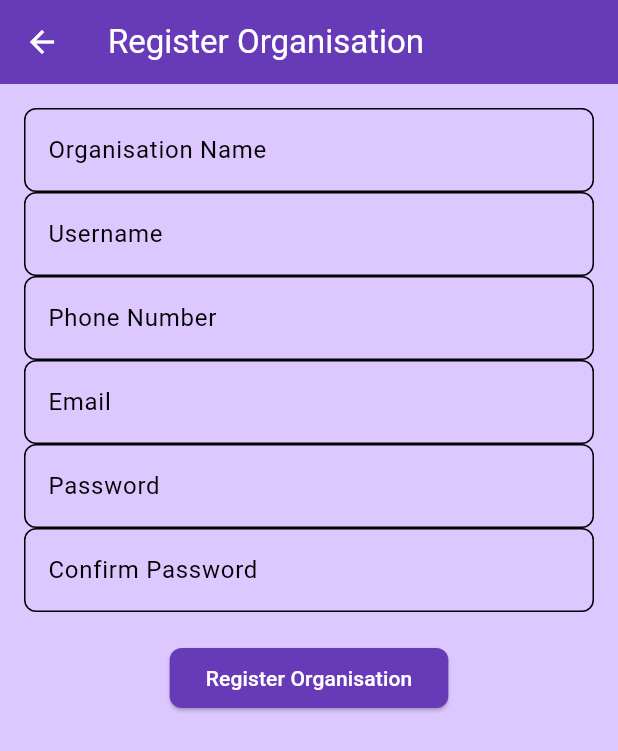
After one commit to Uni-Pulse/uni_pulse, a Flutter app: the screen it shows after launch, after a tap on "Register Organisation", on a phone screen of 412 x 824 dp. The commit adds this screen. Shown: the top 751 px of the screen. Run offline on Flutter 3.47's test engine with Material 3 defaults, Android fonts, the phone set to English and light mode, and no system bars; our stand-ins replace cloud_firestore, firebase_auth, firebase_core, flutter_riverpod, image_picker; accounts and stored records are empty.

Commit message:
organisation seperated

```diff
--- a/lib/Models/acconts.dart
+++ b/lib/Models/acconts.dart
@@ -23,7 +23,7 @@ class AccountData {
   final String lastName;
   final int phoneNum;
   final String userName;
-  final DateTime dob; // Added dob field
+  final DateTime? dob; // Added dob field
 
   AccountData({
     required this.email,
--- a/lib/Providers/events_provider.dart
+++ b/lib/Providers/events_provider.dart
@@ -210,7 +210,7 @@ class AccountNotifier extends StateNotifier<List<AccountData>> {
       final data = userDoc.data()!;
       final loggedInUser = AccountData(
         email: data['email'] as String,
-        userName: data['userName'] as String,
+        userName: data['username'] as String,
         isOrganisation: data['isOrganisation'] as bool? ?? false,
         firstName: data['firstName'] as String,
         lastName: data['lastName'] as String,
@@ -221,9 +221,26 @@ class AccountNotifier extends StateNotifier<List<AccountData>> {
       currentUser = loggedInUser;
       return loggedInUser; // Return the logged-in user's details
     } else {
-      debugPrint('No user details documents found in Firsetore for UID: $uid');
+    // Try organisations collection
+    final orgDoc = await firestore.collection('organisations').doc(uid).get();
+    if (orgDoc.exists && orgDoc.data() != null) {
+      final data = orgDoc.data()!;
+      final loggedInOrg = AccountData(
+        email: data['email'] as String,
+        userName: data['username'] as String,
+        isOrganisation: true,
+        firstName: data['orgName'] as String,
+        lastName: '',
+        phoneNum: data['phoneNumber'] as int,
+        dob: null,
+      );
+      currentUser = loggedInOrg;
+      return loggedInOrg;}
+      else {
+      debugPrint('No user or organisation details found in Firestore for UID: $uid');
       return null;
     }
+}
   } on FirebaseAuthException catch (e) {
     if (e.code == 'user-not-found') {
       debugPrint('No user found for that email.');
@@ -286,7 +303,7 @@ class AccountNotifier extends StateNotifier<List<AccountData>> {
         'dob': dob.toIso8601String(),
         'isOrganisation': isOrganisation,
         'uid': uid,
-        'userName': userName,
+        'username': userName,
          // Store date as a string in ISO format
       });
 
@@ -312,6 +329,7 @@ class AccountNotifier extends StateNotifier<List<AccountData>> {
     }
   }
 
+
     // Fetch all user accounts from Firestore
   Future<void> fetchUsers() async {
     try {
@@ -320,20 +338,82 @@ class AccountNotifier extends StateNotifier<List<AccountData>> {
         final data = doc.data();
         debugPrint('Fetched user: $data');
         return AccountData(
-          userName: data['userName'] as String,
-          email: data['email'] as String,
+          userName: data['username'] as String? ?? '', // Assuming username is stored in Firestore
+          email: data['email'] as String? ?? '',
           // password: data['password'] as String,
           isOrganisation: data['isOrganisation'] as bool? ?? false,
-          firstName: data['firstName'] as String,
-          lastName: data['lastName'] as String,
-          phoneNum: data['phoneNum'] as int,
-          dob: DateTime.parse(data['dob'] as String), // Assuming dob is stored as a string in ISO format
-        );
+          firstName: data['firstName'] as String? ?? '',
+          lastName: data['lastName'] as String? ?? '',
+          phoneNum: data['phoneNum'] as int? ?? 0,
+          dob: data['dob'] != null ? DateTime.tryParse(data['dob']) : null,);
       }).toList();
 
       state = users;
     } catch (e) {
       debugPrint('Error fetching users: $e');
+    }
+  }
+
+  Future<String?> registerOrganisation({
+  required String orgName,
+  required String email,
+  required String password,
+  required String phoneNumber,
+  required String userName,
+}) async {
+  try {
+    // Create a new user in Firebase Authentication
+    final UserCredential userCredential = await auth.createUserWithEmailAndPassword(
+      email: email,
+      password: password,
+    );
+
+    // Save the organisation data to Firestore
+    await firestore.collection('organisations').doc(userCredential.user!.uid).set({
+      'orgName': orgName,
+      'username': userName,
+      'email': email,
+      'phoneNumber': int.parse(phoneNumber),
+      'isOrganisation': true,
+      'createdAt': FieldValue.serverTimestamp(),
+      // Add more organisation-specific fields here if needed
+    });
+
+    return null; // Success, no error
+  } on FirebaseAuthException catch (e) {
+    if (e.code == 'email-already-in-use') {
+      return 'The email address is already in use.';
+    } else if (e.code == 'weak-password') {
+      return 'The password is too weak.';
+    } else {
+      return e.message;
+    }
+  } catch (e) {
+    return 'An unexpected error occurred: $e';
+  }
+}
+
+  // Fetch all organisations from Firestore
+  Future<List<AccountData>> fetchOrganisations() async {
+    try {
+      final querySnapshot = await firestore.collection('organisations').get();
+      final organisations = querySnapshot.docs.map((doc) {
+        final data = doc.data();
+        return AccountData(
+          userName: data['username'] as String,
+          email: data['email'] as String,
+          isOrganisation: true,
+          firstName: data['orgName'] as String,
+          lastName: '', // Assuming no last name for organisations
+          phoneNum: data['phoneNumber'] as int,
+          dob:  null, // Assuming no DOB for organisations
+        );
+      }).toList();
+
+      return organisations;
+    } catch (e) {
+      debugPrint('Error fetching organisations: $e');
+      return [];
     }
   }
 }
--- a/lib/Screens/event_details.dart
+++ b/lib/Screens/event_details.dart
@@ -68,7 +68,7 @@ class EventDetailsScreen extends StatelessWidget {
 
                   if (userDoc.exists && userDoc.data() != null) {
                    final userData = userDoc.data()!;
-                   username = (userData['userName'] as String?) ?? 'Unknown User';
+                   username = (userData['username'] as String?) ?? 'Unknown User';
                    isOrganisation = (userData['isOrganisation'] as bool?) ?? false;
                   }else{
                     debugPrint('Firestore document for user ${currentUser.uid} not found');
--- a/lib/Screens/initializing/start_screen.dart
+++ b/lib/Screens/initializing/start_screen.dart
@@ -1,6 +1,7 @@
 import 'package:flutter/material.dart';
 import 'package:uni_pulse/Screens/initializing/login.dart';
 import 'package:uni_pulse/Screens/initializing/register_screen.dart';
+import 'package:uni_pulse/Screens/organizations/org_register.dart'; // Make sure this path is correct
 
 class StartScreen extends StatelessWidget {
   const StartScreen({super.key});
@@ -38,12 +39,9 @@ class StartScreen extends StatelessWidget {
               // Title & Subtitle
               Column(
                 children: const [
+
                   Text(
-                    "Title",
-                    style: TextStyle(fontSize: 22, fontWeight: FontWeight.bold),
-                  ),
-                  Text(
-                    "unipulse",
+                    "UNI Pulse",
                     style: TextStyle(fontSize: 18, color: Colors.black54),
                   ),
                 ],
@@ -63,7 +61,29 @@ class StartScreen extends StatelessWidget {
                         ),
                       ),
                       onPressed: () { Navigator.of(context).push(MaterialPageRoute(builder: (ctx) => const RegisterScreen() ));},
-                      child: const Text("Register"),
+                      child: const Text("Register-Individual"),
+                    ),
+                  ),
+                  const SizedBox(height: 15),
+                  // Register Organisation Button
+                  SizedBox(
+                    width: 180,
+                    height: 50,
+                    child: ElevatedButton(
+                      style: ElevatedButton.styleFrom(
+                        backgroundColor: const Color(0xFF6A0DAD),
+                        foregroundColor: Colors.white,
+                        shape: RoundedRectangleBorder(
+                          borderRadius: BorderRadius.circular(8),
+                        ),
+                      ),
+                      onPressed: () {
+                        Navigator.push(
+                          context,
+                          MaterialPageRoute(builder: (context) => const RegisterOrganisationScreen()),
+                        );
+                      },
+                      child: const Text("Register Organisation"),
                     ),
                   ),
                   const SizedBox(height: 15),
--- /dev/null
+++ b/lib/Screens/organizations/org_register.dart
@@ -0,0 +1,165 @@
+import 'package:flutter/material.dart';
+import 'package:flutter_riverpod/flutter_riverpod.dart';
+import 'package:uni_pulse/Providers/events_provider.dart';
+import 'package:uni_pulse/Screens/initializing/login.dart';
+
+class RegisterOrganisationScreen extends ConsumerStatefulWidget {
+  const RegisterOrganisationScreen({super.key});
+
+  @override
+  ConsumerState<RegisterOrganisationScreen> createState() => _RegisterOrganisationScreenState();
+}
+
+class _RegisterOrganisationScreenState extends ConsumerState<RegisterOrganisationScreen> {
+  final TextEditingController _orgNameController = TextEditingController();
+  final TextEditingController _emailController = TextEditingController();
+  final TextEditingController _passwordController = TextEditingController();
+  final TextEditingController _confirmPasswordController = TextEditingController();
+  final TextEditingController _phoneNumberController = TextEditingController();
+  final TextEditingController _usernameController = TextEditingController();
+  final _formKey = GlobalKey<FormState>();
+  // Add more controllers for organisation-specific fields if needed
+
+  void _saveOrganisationAccount() async {
+    if (_orgNameController.text.isEmpty ||
+        _emailController.text.isEmpty ||
+        _passwordController.text.isEmpty ||
+        _confirmPasswordController.text.isEmpty ||
+        _phoneNumberController.text.isEmpty ||
+        _usernameController.text.isEmpty) {
+      ScaffoldMessenger.of(context).showSnackBar(
+        const SnackBar(content: Text("Please fill all fields")),
+      );
+      return;
+    }
+
+    if (_passwordController.text != _confirmPasswordController.text) {
+      ScaffoldMessenger.of(context).showSnackBar(
+        const SnackBar(content: Text("Passwords do not match")),
+      );
+      return;
+    }
+    if (!_formKey.currentState!.validate()) return;
+
+    // Call a provider method for registering an organisation
+    final String? errorMessage = await ref.read(accountsProvider.notifier).registerOrganisation(
+      orgName: _orgNameController.text.trim(),
+      email: _emailController.text.trim(),
+      password: _passwordController.text.trim(),
+      phoneNumber: _phoneNumberController.text.trim(),
+      userName: _usernameController.text.trim(),
+    );
+
+    if (errorMessage != null) {
+      ScaffoldMessenger.of(context).showSnackBar(
+        SnackBar(content: Text("Registration failed: $errorMessage")),
+      );
+      return;
+    } else {
+      ScaffoldMessenger.of(context).showSnackBar(
+        const SnackBar(content: Text("Organisation Registration Successful!")),
+      );
+      Navigator.of(context).push(MaterialPageRoute(
+        builder: (ctx) => const AuthScreen(),
+      ));
+    }
+  }
+
+  @override
+  Widget build(BuildContext context) {
+    return Scaffold(
+      backgroundColor: Theme.of(context).scaffoldBackgroundColor,
+      appBar: AppBar(
+        title: const Text("Register Organisation"),
+      ),
+      body: Padding(
+        padding: const EdgeInsets.all(16.0),
+        child: Form(
+          key: _formKey,
+          child: Column(
+            children: [
+              TextFormField(
+                controller: _orgNameController,
+                decoration: const InputDecoration(labelText: "Organisation Name"),
+                validator: (value) {
+                  if (value == null || value.isEmpty) {
+                    return "Please enter the organisation name";
+                  }
+                  return null;
+                },
+              ),
+              TextFormField(
+                controller: _usernameController,
+                decoration: const InputDecoration(labelText: "Username"),
+                validator: (value) {
+                  if (value == null || value.isEmpty) {
+                    return "Please enter a username";
+                  }
+                  if (value.length < 3) {
+                    return "Username must be at least 3 characters";
+                  }
+                  return null;
+                },
+              ),
+              TextFormField(
+                controller: _phoneNumberController,
+                decoration: const InputDecoration(labelText: "Phone Number"),
+                keyboardType: TextInputType.phone,
+                validator: (value) {
+                  if (value == null || value.isEmpty) {
+                    return "Please enter your phone number";
+                  }
+                  if (!RegExp(r'^\+?\d{10,13}$').hasMatch(value)) {
+                    return "Please enter a valid phone number";
+                  }
+                  return null;
+                },
+              ),
+              TextFormField(
+                controller: _emailController,
+                decoration: const InputDecoration(labelText: "Email"),
+                keyboardType: TextInputType.emailAddress,
+                validator: (value) {
+                  if (value == null || value.isEmpty) {
+                    return "Please enter an email";
+                  }
+                  if (!RegExp(r'^[^@]+@[^@]+\.[^@]+').hasMatch(value)) {
+                    return "Please enter a valid email";
+                  }
+                  return null;
+                },
+              ),
+              TextFormField(
+                controller: _passwordController,
+                decoration: const InputDecoration(labelText: "Password"),
+                obscureText: true,
+                validator: (value) {
+                  if (value == null || value.length < 6) {
+                    return "Password must be at least 6 characters";
+                  }
+                  return null;
+                },
+              ),
+              TextFormField(
+                controller: _confirmPasswordController,
+                decoration: const InputDecoration(labelText: "Confirm Password"),
+                obscureText: true,
+                validator: (value) {
+                  if (value != _passwordController.text) {
+                    return "Passwords do not match";
+                  }
+                  return null;
+                },
+              ),
+              const SizedBox(height: 20),
+              ElevatedButton(
+                onPressed: _saveOrganisationAccount,
+                child: const Text("Register Organisation"),
+              ),
+            ],
+          ),
+        ),
+      ),
+    );
+  }
+}
```
